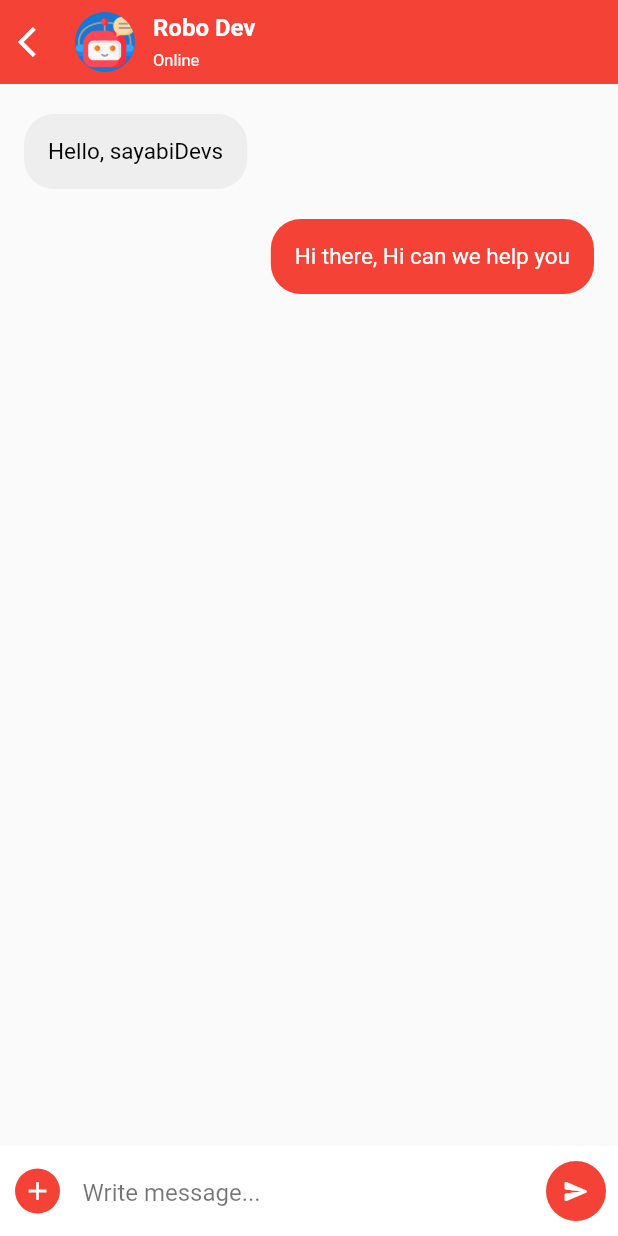
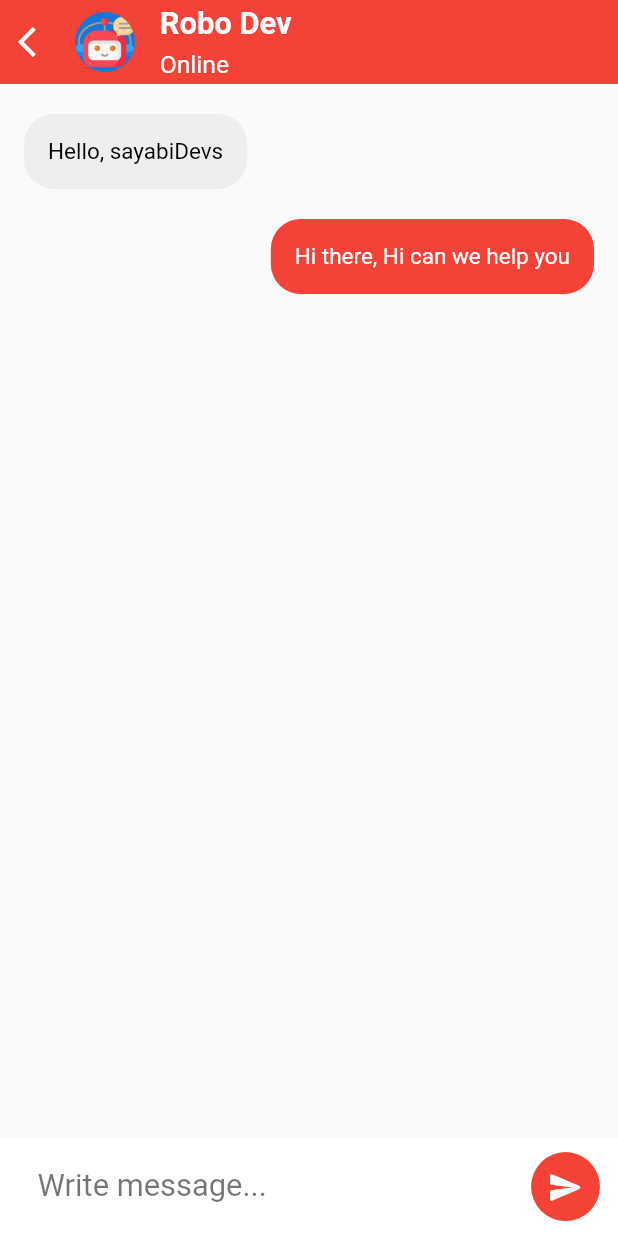
Before and after one commit to usamakhan09/SayaBidev, a Flutter app: the ChatScreen screen opened by its route, on a phone screen of 412 x 824 dp. Run offline on Flutter 3.47's test engine with Material 2 defaults, Android fonts, the phone set to English and light mode, and no system bars; our stand-ins replace animated_splash_screen, google_fonts.

Commit message:
Service_Details plus responsiveness resolved

```diff
--- a/lib/Constants/services/service_button.dart
+++ b/lib/Constants/services/service_button.dart
@@ -1,9 +1,9 @@
 import 'package:flutter/material.dart';
 
-class ServiceButon extends StatelessWidget {
+class ServiceButton extends StatelessWidget {
   final String text;
   final String imagePath;
-  const ServiceButon({Key? key, required this.text, required this.imagePath})
+  const ServiceButton({Key? key, required this.text, required this.imagePath})
       : super(key: key);
 
   @override
--- a/lib/Constants/services/service_header.dart
+++ b/lib/Constants/services/service_header.dart
@@ -8,13 +8,13 @@ class ServiceHeader extends StatelessWidget {
   @override
   Widget build(BuildContext context) {
     return Padding(
-      padding: EdgeInsets.only(left: MediaQuery.of(context).size.width * 0.1),
+      padding: EdgeInsets.only(left: MediaQuery.of(context).size.width * 0.07),
       child: Text(
         text,
         style: GoogleFonts.poppins(
           textStyle: TextStyle(
             color: Theme.of(context).primaryColor,
-            fontSize: MediaQuery.of(context).size.height * 0.04,
+            fontSize: MediaQuery.of(context).size.height * 0.038,
             fontWeight: FontWeight.bold,
           ),
         ),
--- a/lib/Screens/chat_screen.dart
+++ b/lib/Screens/chat_screen.dart
@@ -24,7 +24,8 @@ class _ChatScreenState extends State<ChatScreen> {
         backgroundColor: Colors.red,
         flexibleSpace: SafeArea(
           child: Container(
-            padding: const EdgeInsets.only(right: 16),
+            padding: EdgeInsets.only(
+                right: MediaQuery.of(context).size.width * 0.02),
             child: Row(
               children: [
                 IconButton(
@@ -40,30 +41,30 @@ class _ChatScreenState extends State<ChatScreen> {
                   backgroundImage: AssetImage('assets/images/robot.png'),
                   maxRadius: 20,
                 ),
-                const SizedBox(
-                  width: 12,
+                SizedBox(
+                  width: MediaQuery.of(context).size.width * 0.04,
                 ),
                 Expanded(
                   child: Column(
                     crossAxisAlignment: CrossAxisAlignment.start,
                     mainAxisAlignment: MainAxisAlignment.center,
-                    children: const [
+                    children: [
                       Text(
                         "Robo Dev",
                         style: TextStyle(
-                          fontSize: 16,
+                          fontSize: MediaQuery.of(context).size.height * 0.025,
                           fontWeight: FontWeight.w600,
                           color: Colors.white,
                         ),
                       ),
-                      SizedBox(
+                      const SizedBox(
                         height: 6,
                       ),
                       Text(
                         "Online",
                         style: TextStyle(
                           color: Colors.white,
-                          fontSize: 11,
+                          fontSize: MediaQuery.of(context).size.height * 0.02,
                         ),
                       ),
                     ],
@@ -116,28 +117,18 @@ class _ChatScreenState extends State<ChatScreen> {
             alignment: Alignment.bottomLeft,
             child: Container(
               padding: const EdgeInsets.only(left: 10, bottom: 10, top: 10),
-              height: 60,
+              height: MediaQuery.of(context).size.height * 0.08,
               width: double.infinity,
               color: Colors.white,
               child: Row(
                 children: [
-                  GestureDetector(
-                    onTap: () {},
-                    child: Container(
-                      height: 30,
-                      width: 30,
-                      decoration: BoxDecoration(
-                        color: Colors.red,
-                        borderRadius: BorderRadius.circular(30),
-                      ),
-                      child:
-                          const Icon(Icons.add, color: Colors.white, size: 20),
-                    ),
-                  ),
                   const SizedBox(width: 15),
-                  const Expanded(
+                  SizedBox(
+                    width: MediaQuery.of(context).size.width * 0.75,
                     child: TextField(
-                      decoration: InputDecoration(
+                      style: TextStyle(
+                          fontSize: MediaQuery.of(context).size.height * 0.025),
+                      decoration: const InputDecoration(
                         hintText: "Write message...",
                         hintStyle: TextStyle(color: Colors.black54),
                         border: InputBorder.none,
@@ -151,10 +142,10 @@ class _ChatScreenState extends State<ChatScreen> {
                     onPressed: () {},
                     backgroundColor: Colors.red,
                     elevation: 0,
-                    child: const Icon(
+                    child: Icon(
                       Icons.send_rounded,
                       color: Colors.white,
-                      size: 18,
+                      size: MediaQuery.of(context).size.height * 0.03,
                     ),
                   ),
                 ],
```
Also changed, not shown: lib/Screens/ai_dev_screen.dart (+37 -3 lines), lib/Screens/app_dev_screen.dart (+37 -3 lines), lib/Screens/data_science_dev_screen.dart (+37 -3 lines), lib/Screens/service_details.dart (added, +73 -0 lines), lib/Screens/web_dev_screen.dart (+37 -3 lines).
